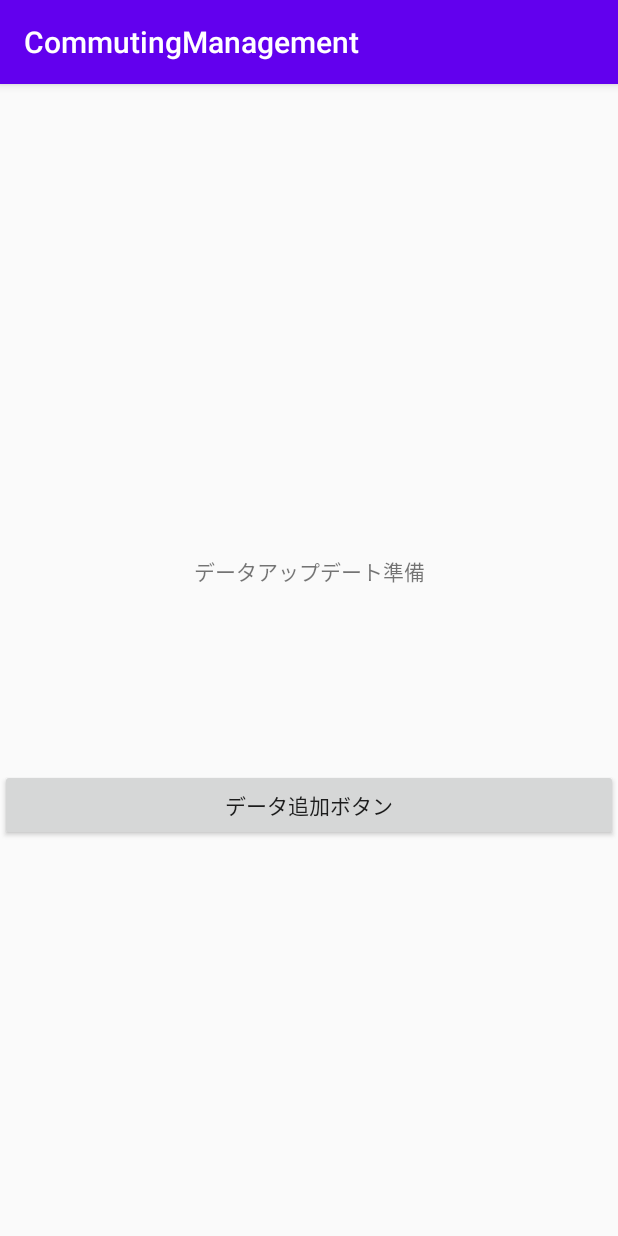
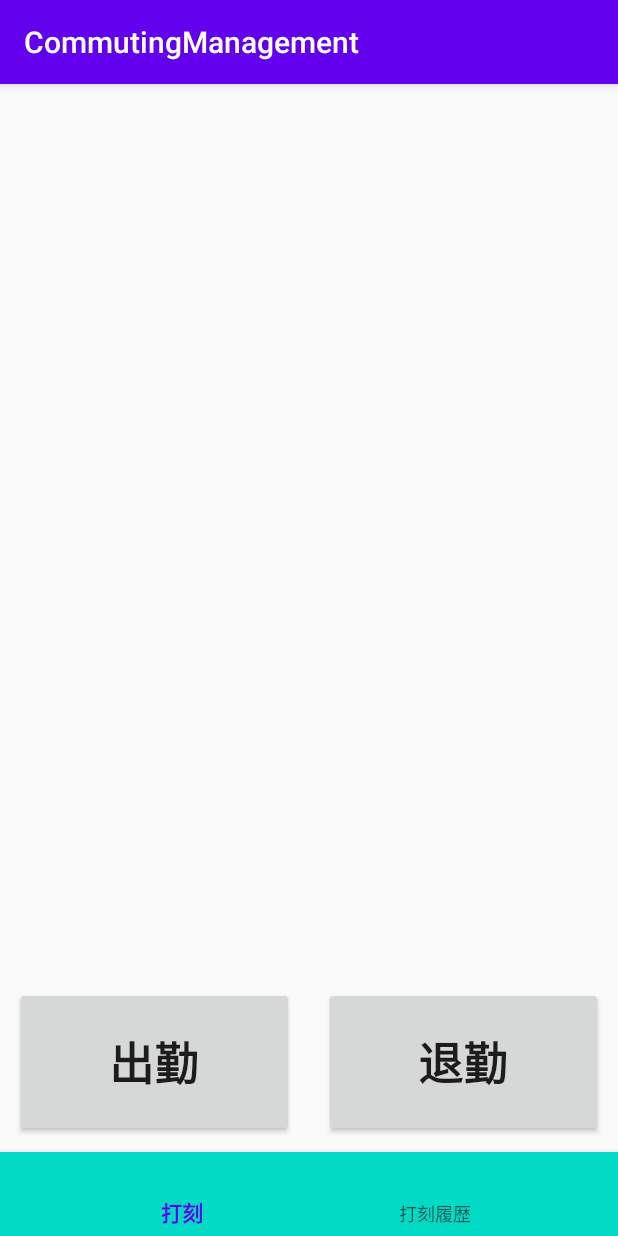
Before and after one commit to MikeHyungiLee/commuting_management_app_kotlin, an Android app: the screen it shows after launch (MainActivity), on a phone screen of 412 x 824 dp. Run offline under Robolectric (Android 15) with nearby library versions, the phone set to English and light mode, and no system bars; our stand-ins replace navigation-ui.

Commit message:
[update] NavigationViewを追加・打刻と打刻履歴フラグメントを追加

```diff
--- a/app/src/main/java/com/hyungilee/commutingmanagement/data/entity/CommutingData.kt
+++ b/app/src/main/java/com/hyungilee/commutingmanagement/data/entity/CommutingData.kt
@@ -9,13 +9,18 @@ data class CommutingData(
     @PrimaryKey(autoGenerate = true)
     var user_id: Long?,
     @ColumnInfo(name = "username")
-    var username: String,
+    var user_name: String,
     @ColumnInfo(name = "date")
     var date: String,
     @ColumnInfo(name = "category")
     var category: String,
     @ColumnInfo(name = "startTime")
-    var startTime: String,
+    var start_time: String,
     @ColumnInfo(name = "endTime")
-    var endTime: String
-)
+    var end_time: String
+){
+    override fun toString(): String {
+        return "user_id: $user_id, user_name: $user_name, date: $date, category: $category," +
+                "start_time: $start_time, end_time: $end_time"
+    }
+}
--- /dev/null
+++ b/app/src/main/java/com/hyungilee/commutingmanagement/ui/commutingtimehistory/CommutingTimeHistoryFragment.kt
@@ -0,0 +1,33 @@
+package com.hyungilee.commutingmanagement.ui.commutingtimehistory
+
+import androidx.lifecycle.ViewModelProviders
+import android.os.Bundle
+import androidx.fragment.app.Fragment
+import android.view.LayoutInflater
+import android.view.View
+import android.view.ViewGroup
+
+import com.hyungilee.commutingmanagement.R
+
+class CommutingTimeHistoryFragment : Fragment() {
+
+    companion object {
+        fun newInstance() = CommutingTimeHistoryFragment()
+    }
+
+    private lateinit var viewModel: CommutingTimeHistoryViewModel
+
+    override fun onCreateView(
+        inflater: LayoutInflater, container: ViewGroup?,
+        savedInstanceState: Bundle?
+    ): View? {
+        return inflater.inflate(R.layout.commuting_time_history_fragment, container, false)
+    }
+
+    override fun onActivityCreated(savedInstanceState: Bundle?) {
+        super.onActivityCreated(savedInstanceState)
+        viewModel = ViewModelProviders.of(this).get(CommutingTimeHistoryViewModel::class.java)
+        // TODO: Use the ViewModel
+    }
+
+}
--- /dev/null
+++ b/app/src/main/java/com/hyungilee/commutingmanagement/ui/commutingtimehistory/CommutingTimeHistoryViewModel.kt
@@ -0,0 +1,7 @@
+package com.hyungilee.commutingmanagement.ui.commutingtimehistory
+
+import androidx.lifecycle.ViewModel
+
+class CommutingTimeHistoryViewModel : ViewModel() {
+    // TODO: Implement the ViewModel
+}
--- /dev/null
+++ b/app/src/main/java/com/hyungilee/commutingmanagement/ui/commutingtimeregistration/CommutingTimeRegistrationFragment.kt
@@ -0,0 +1,51 @@
+package com.hyungilee.commutingmanagement.ui.commutingtimeregistration
+
+import androidx.lifecycle.ViewModelProviders
+import android.os.Bundle
+import androidx.fragment.app.Fragment
+import android.view.LayoutInflater
+import android.view.View
+import android.view.ViewGroup
+
+import com.hyungilee.commutingmanagement.R
+import com.hyungilee.commutingmanagement.data.entity.CommutingData
+import com.hyungilee.commutingmanagement.ui.main.MainViewModel
+
+class CommutingTimeRegistrationFragment : Fragment() {
+
+    companion object {
+        fun newInstance() = CommutingTimeRegistrationFragment()
+    }
+
+    private lateinit var viewModel: CommutingTimeRegistrationViewModel
+
+    override fun onCreateView(
+        inflater: LayoutInflater, container: ViewGroup?,
+        savedInstanceState: Bundle?
+    ): View? {
+        return inflater.inflate(R.layout.commuting_time_registration_fragment, container, false)
+    }
+
+    override fun onActivityCreated(savedInstanceState: Bundle?) {
+        super.onActivityCreated(savedInstanceState)
+        viewModel = ViewModelProviders.of(this).get(CommutingTimeRegistrationViewModel::class.java)
+        // TODO: Use the ViewModel
+
+
+//        mainViewModel = ViewModelProviders.of(this).get(MainViewModel::class.java)
+//        mainViewModel.getAllCommutingData().observe(this, Observer {
+//            if(cntNum == 0) {
+//                result_txt.text = "データアップデート準備"
+//                cntNum++
+//            }else{
+//                result_txt.text = mainViewModel.getAllCommutingData().value.toString()
+//            }
+//        })
+//
+//        data_add_btn.setOnClickListener {
+//            val commutingData = CommutingData(3, "Mike", "5/5", "出勤", "07:00", "08:00")
+//            mainViewModel.saveCommutingData(commutingData)
+//        }
+    }
+
+}
--- /dev/null
+++ b/app/src/main/java/com/hyungilee/commutingmanagement/ui/commutingtimeregistration/CommutingTimeRegistrationViewModel.kt
@@ -0,0 +1,7 @@
+package com.hyungilee.commutingmanagement.ui.commutingtimeregistration
+
+import androidx.lifecycle.ViewModel
+
+class CommutingTimeRegistrationViewModel : ViewModel() {
+    // TODO: Implement the ViewModel
+}
--- a/app/src/main/java/com/hyungilee/commutingmanagement/ui/main/MainActivity.kt
+++ b/app/src/main/java/com/hyungilee/commutingmanagement/ui/main/MainActivity.kt
@@ -5,32 +5,23 @@ import android.os.Bundle
 import androidx.lifecycle.Observer
 import androidx.lifecycle.ViewModelProvider
 import androidx.lifecycle.ViewModelProviders
+import androidx.navigation.NavController
+import androidx.navigation.Navigation
+import androidx.navigation.ui.setupWithNavController
 import com.hyungilee.commutingmanagement.R
 import com.hyungilee.commutingmanagement.data.entity.CommutingData
 import kotlinx.android.synthetic.main.activity_main.*
 
 class MainActivity : AppCompatActivity() {
 
-    private lateinit var mainViewModel: MainViewModel
-    private var cntNum: Int = 0
+    private lateinit var navController: NavController
 
     override fun onCreate(savedInstanceState: Bundle?) {
         super.onCreate(savedInstanceState)
         setContentView(R.layout.activity_main)
 
-        mainViewModel = ViewModelProviders.of(this).get(MainViewModel::class.java)
-        mainViewModel.getAllCommutingData().observe(this, Observer {
-            if(cntNum == 0) {
-                result_txt.text = "データアップデート準備"
-                cntNum++
-            }else{
-                result_txt.text = "完了"
-            }
-        })
+        navController = Navigation.findNavController(this, R.id.nav_host_fragment)
+        bottom_nav.setupWithNavController(navController)
 
-        data_add_btn.setOnClickListener {
-            val commutingData = CommutingData(0L, "Mike", "5/5", "出勤", "07:00", "08:00")
-            mainViewModel.saveCommutingData(commutingData)
-        }
     }
 }
--- a/app/src/main/res/layout/activity_main.xml
+++ b/app/src/main/res/layout/activity_main.xml
@@ -1,30 +1,28 @@
 <?xml version="1.0" encoding="utf-8"?>
-<androidx.constraintlayout.widget.ConstraintLayout xmlns:android="http://schemas.android.com/apk/res/android"
+<LinearLayout
+    xmlns:android="http://schemas.android.com/apk/res/android"
     xmlns:app="http://schemas.android.com/apk/res-auto"
     xmlns:tools="http://schemas.android.com/tools"
     android:layout_width="match_parent"
     android:layout_height="match_parent"
-    tools:context=".ui.main.MainActivity">
+    tools:context=".ui.main.MainActivity"
+    android:orientation="vertical">
 
-    <TextView
-        android:id="@+id/result_txt"
-        android:layout_width="wrap_content"
-        android:layout_height="wrap_content"
-        android:layout_marginBottom="121dp"
-        android:text="Hello World!"
-        app:layout_constraintBottom_toTopOf="@+id/data_add_btn"
-        app:layout_constraintEnd_toEndOf="parent"
-        app:layout_constraintStart_toStartOf="parent" />
 
-    <Button
-        android:id="@+id/data_add_btn"
+    <fragment
+        android:id="@+id/nav_host_fragment"
+        android:name="androidx.navigation.fragment.NavHostFragment"
+        android:layout_width="match_parent"
+        android:layout_height="0dp"
+        android:layout_weight="3"
+        app:defaultNavHost="true"
+        app:navGraph="@navigation/mobile_navigation" />
+
+    <com.google.android.material.bottomnavigation.BottomNavigationView
+        android:id="@+id/bottom_nav"
         android:layout_width="match_parent"
         android:layout_height="wrap_content"
-        android:layout_marginBottom="263dp"
-        android:text="データ追加ボタン"
-        app:layout_constraintBottom_toBottomOf="parent"
-        app:layout_constraintEnd_toEndOf="parent"
-        app:layout_constraintHorizontal_bias="0.0"
-        app:layout_constraintStart_toStartOf="parent" />
+        android:background="@color/colorAccent"
+        app:menu="@menu/bottom_nav" />
 
-</androidx.constraintlayout.widget.ConstraintLayout>
+</LinearLayout>
--- /dev/null
+++ b/app/src/main/res/layout/commuting_time_history_fragment.xml
@@ -0,0 +1,13 @@
+<?xml version="1.0" encoding="utf-8"?>
+<FrameLayout xmlns:android="http://schemas.android.com/apk/res/android"
+    xmlns:tools="http://schemas.android.com/tools"
+    android:layout_width="match_parent"
+    android:layout_height="match_parent"
+    tools:context=".ui.commutingtimehistory.CommutingTimeHistoryFragment">
+
+    <TextView
+        android:layout_width="match_parent"
+        android:layout_height="match_parent"
+        android:text="Hello" />
+
+</FrameLayout>
--- /dev/null
+++ b/app/src/main/res/layout/commuting_time_registration_fragment.xml
@@ -0,0 +1,49 @@
+<?xml version="1.0" encoding="utf-8"?>
+<FrameLayout xmlns:android="http://schemas.android.com/apk/res/android"
+    xmlns:tools="http://schemas.android.com/tools"
+    android:layout_width="match_parent"
+    android:layout_height="match_parent"
+    tools:context=".ui.commutingtimeregistration.CommutingTimeRegistrationFragment">
+
+    <androidx.constraintlayout.widget.ConstraintLayout xmlns:android="http://schemas.android.com/apk/res/android"
+        xmlns:app="http://schemas.android.com/apk/res-auto"
+        xmlns:tools="http://schemas.android.com/tools"
+        android:layout_width="match_parent"
+        android:layout_height="match_parent"
+        tools:context=".ui.main.MainActivity">
+
+
+        <LinearLayout
+            android:layout_width="0dp"
+            android:layout_height="wrap_content"
+            android:orientation="horizontal"
+            app:layout_constraintBottom_toBottomOf="parent"
+            app:layout_constraintEnd_toEndOf="parent"
+            app:layout_constraintStart_toStartOf="parent">
+
+            <Button
+                android:id="@+id/start_btn"
+                android:layout_width="0dp"
+                android:layout_height="100dp"
+                android:layout_margin="10dp"
+                android:layout_weight="1"
+                android:text="出勤"
+                android:textSize="30sp"
+                android:textStyle="bold" />
+
+            <Button
+                android:id="@+id/end_btn"
+                android:layout_width="0dp"
+                android:layout_height="100dp"
+                android:layout_margin="10dp"
+                android:layout_weight="1"
+                android:text="退勤"
+                android:textSize="30sp"
+                android:textStyle="bold" />
+
+        </LinearLayout>
+
+
+    </androidx.constraintlayout.widget.ConstraintLayout>
+
+</FrameLayout>
--- /dev/null
+++ b/app/src/main/res/menu/bottom_nav.xml
@@ -0,0 +1,9 @@
+<?xml version="1.0" encoding="utf-8"?>
+<menu xmlns:android="http://schemas.android.com/apk/res/android">
+    <item
+        android:id="@+id/commutingTimeRegistrationFragment"
+        android:title="打刻"/>
+    <item
+        android:id="@+id/commutingTimeHistoryFragment"
+        android:title="打刻履歴"/>
+</menu>
--- /dev/null
+++ b/app/src/main/res/navigation/mobile_navigation.xml
@@ -0,0 +1,18 @@
+<?xml version="1.0" encoding="utf-8"?>
+<navigation xmlns:android="http://schemas.android.com/apk/res/android"
+    xmlns:app="http://schemas.android.com/apk/res-auto"
+    xmlns:tools="http://schemas.android.com/tools"
+    android:id="@+id/mobile_navigation"
+    app:startDestination="@id/commutingTimeRegistrationFragment">
+
+    <fragment
+        android:id="@+id/commutingTimeRegistrationFragment"
+        android:name="com.hyungilee.commutingmanagement.ui.commutingtimeregistration.CommutingTimeRegistrationFragment"
+        android:label="commuting_time_registration_fragment"
+        tools:layout="@layout/commuting_time_registration_fragment" />
+    <fragment
+        android:id="@+id/commutingTimeHistoryFragment"
+        android:name="com.hyungilee.commutingmanagement.ui.commutingtimehistory.CommutingTimeHistoryFragment"
+        android:label="commuting_time_history_fragment"
+        tools:layout="@layout/commuting_time_history_fragment" />
+</navigation>
```
Also changed, not shown: app/build.gradle (+12 -3 lines).
